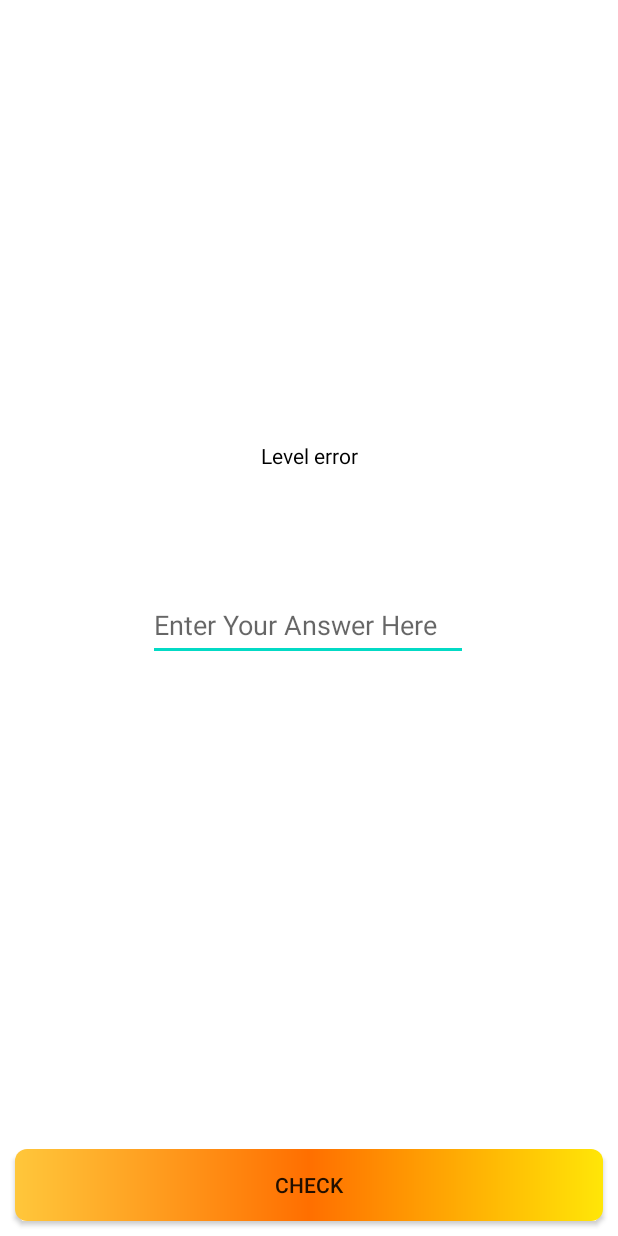
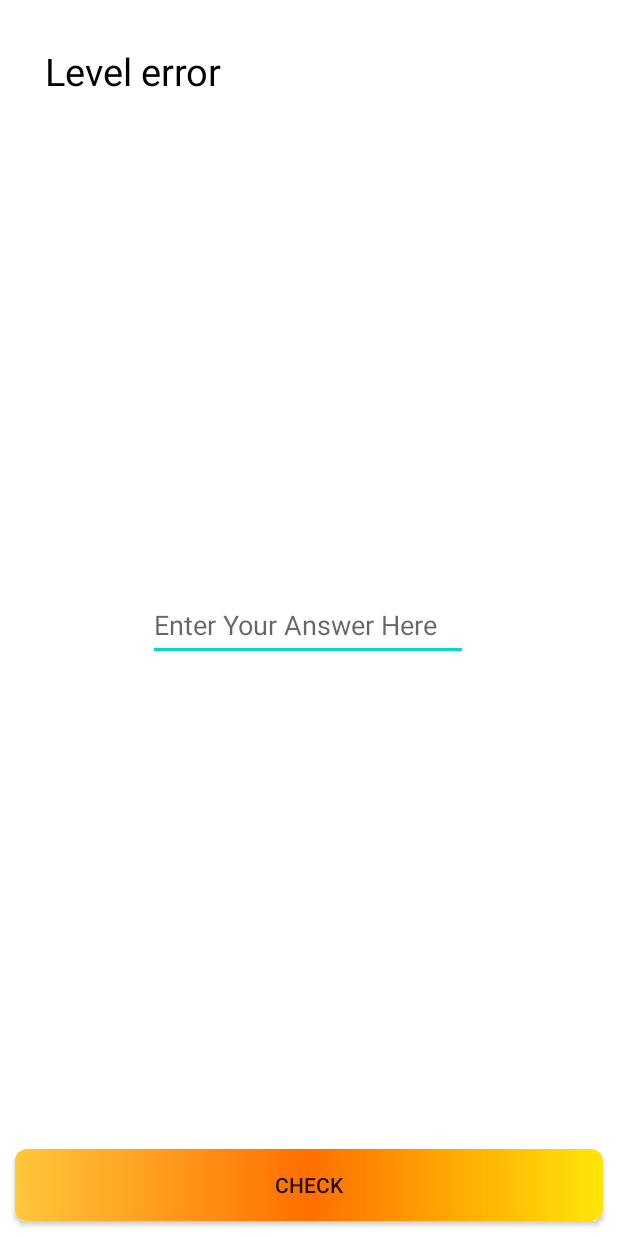
Before and after one commit to LaviCohen/MathPractice, an Android app: the layout fragment_mul_table.xml on its own in the app's theme, with its tools: preview values and no code run, on a phone screen of 412 x 824 dp. Run offline under Robolectric (Android 15) with nearby library versions, the phone set to English and light mode, and no system bars.

Commit message:
Visual Improvements

```diff
--- a/app/src/main/res/layout/activity_user_page.xml
+++ b/app/src/main/res/layout/activity_user_page.xml
@@ -157,12 +157,16 @@
                 android:id="@+id/username_field"
                 android:layout_width="match_parent"
                 android:layout_height="wrap_content"
-                android:text="User Name" />
+                android:text="User Name"
+                android:textSize="25sp"
+                android:textColor="@color/black"
+                android:gravity="center"/>
 
             <TextView
                 android:id="@+id/user_level_field"
                 android:layout_width="match_parent"
                 android:layout_height="wrap_content"
+                android:textSize="20sp"
                 android:text="User Level" />
         </LinearLayout>
     </LinearLayout>
--- a/app/src/main/res/layout/fragment_mul_table.xml
+++ b/app/src/main/res/layout/fragment_mul_table.xml
@@ -5,16 +5,16 @@
     android:layout_height="match_parent">
 
     <TextView
+        android:layout_margin="30dp"
         android:id="@+id/levelTextView"
-        android:layout_width="match_parent"
+        android:layout_width="wrap_content"
         android:layout_height="wrap_content"
-        android:layout_marginBottom="60dp"
         android:text="@string/level_error"
+        android:textSize="25sp"
         android:textColor="@color/black"
-        app:layout_constraintBottom_toTopOf="@+id/textView"
-        app:layout_constraintEnd_toEndOf="parent"
+        app:layout_constraintTop_toTopOf="parent"
         app:layout_constraintStart_toStartOf="parent"
-        android:gravity="center" />
+        android:gravity="center"/>
     <TextView
         android:id="@+id/textView"
         android:layout_width="wrap_content"
--- a/app/src/main/res/layout/level_layout.xml
+++ b/app/src/main/res/layout/level_layout.xml
@@ -11,6 +11,7 @@
         android:layout_margin="7dp"
         android:id="@+id/levelTag"
         android:text="@string/level_dots"
+        android:textColor="@color/black"
     />
     <TextView
         android:layout_width="0dp"
@@ -18,6 +19,7 @@
         android:layout_height="wrap_content"
         android:layout_margin="7dp"
         android:id="@+id/level"
+        android:textColor="@color/black"
         />
     <TextView
         android:layout_width="0dp"
@@ -26,6 +28,7 @@
         android:layout_marginTop="7dp"
         android:layout_marginStart="20dp"
         android:text="@string/score_dots"
+        android:textColor="@color/black"
         android:id="@+id/score_label"
         />
     <TextView
--- a/app/src/main/res/xml/root_preferences.xml
+++ b/app/src/main/res/xml/root_preferences.xml
@@ -19,7 +19,7 @@
 
     <ListPreference
         app:key="defaultPractice"
-        app:title="Default Practice Shown in Practice Screen"
+        app:title="Default Practice Shown"
         app:defaultValue="0"
         app:summary="%s"
         app:entries="@array/DefaultPracticeNames"
```
Also changed, not shown: app/src/main/res/layout/fragment_trinom.xml (+4 -4 lines), app/src/main/res/layout/practice_layout.xml (+8 -4 lines).
